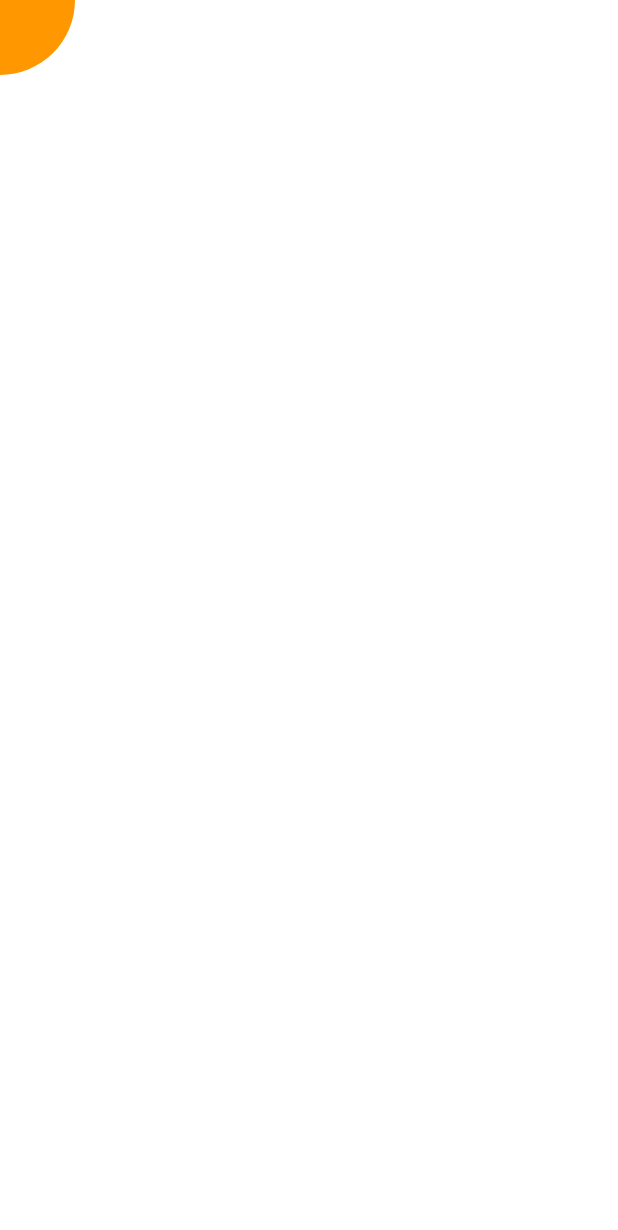
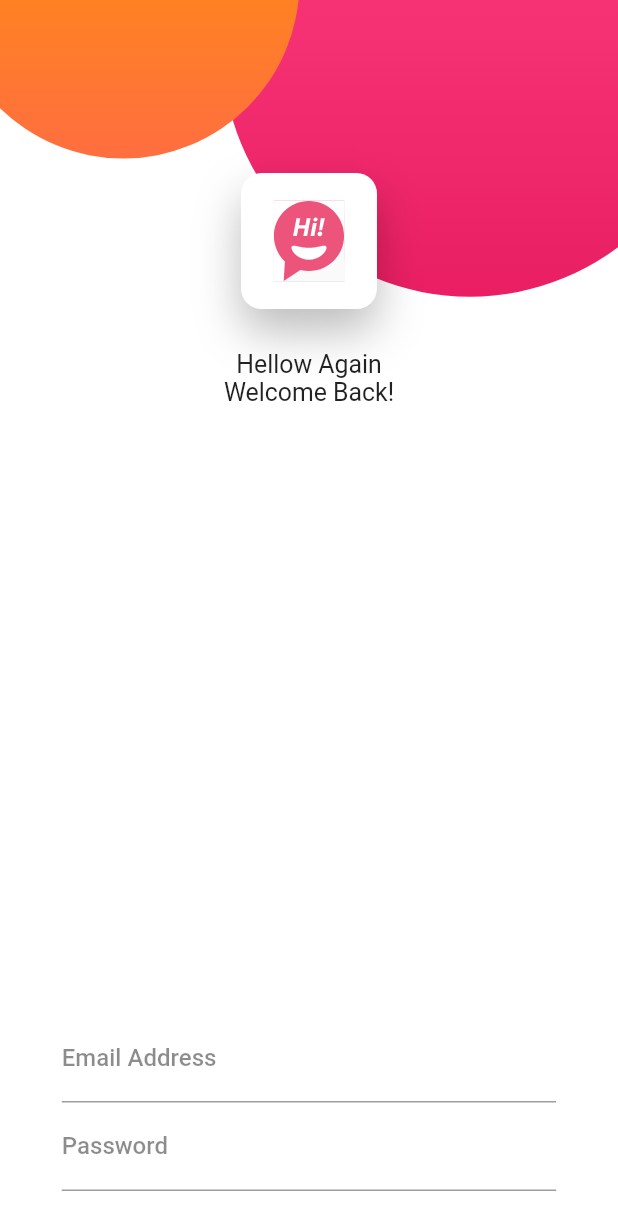
Before and after one commit to martynvalenz/flutter-api-rest, a Flutter app: the screen it shows after launch, on a phone screen of 412 x 824 dp. Shown: the top 1230 px of the screen. Run offline on Flutter 3.47's test engine with Material 2 defaults, Android fonts, the phone set to English and light mode, and no system bars; our stand-ins replace flutter_svg.

Commit message:
login form

```diff
--- a/lib/main.dart
+++ b/lib/main.dart
@@ -1,11 +1,17 @@
 import 'package:flutter/material.dart';
 import 'package:flutter_api_rest/pages/home_page.dart';
+import 'package:flutter/services.dart';
 
 void main() => runApp(MyApp());
 
 class MyApp extends StatelessWidget {
   @override
   Widget build(BuildContext context) {
+    SystemChrome.setPreferredOrientations([
+      DeviceOrientation.portraitUp,
+      DeviceOrientation.portraitDown
+    ]);
+
     return MaterialApp(
       debugShowCheckedModeBanner: false,
       title: 'Material App',
--- a/lib/pages/home_page.dart
+++ b/lib/pages/home_page.dart
@@ -1,5 +1,8 @@
 import 'package:flutter/material.dart';
+import 'package:flutter_api_rest/utils/responsive.dart';
 import 'package:flutter_api_rest/widgets/circle.dart';
+import 'package:flutter_api_rest/widgets/icon_container.dart';
+import 'package:flutter_api_rest/widgets/login_form.dart';
 
 class HomePage extends StatefulWidget {
   @override
@@ -9,22 +12,62 @@ class HomePage extends StatefulWidget {
 class _HomePageState extends State<HomePage> {
   @override
   Widget build(BuildContext context) {
+    final Responsive responsive = Responsive.of(context);
+    // final Size size = MediaQuery.of(context).size;
+    final double pinkSize = responsive.wp(80);
+    final double orangeSize = responsive.wp(57);
     return Scaffold(
-      body:Container(
+      body:GestureDetector(
+        onTap:(){
+          FocusScope.of(context).unfocus();
+        },
+        child: Container(
           width:double.infinity,
           height:double.infinity,
           color:Colors.white,
           child:Stack(
+            alignment: Alignment.center,
             children:[
               Positioned(
-              top:-50,
-              left:-50,
+                top:-pinkSize * 0.4,
+                right:-pinkSize * 0.2,
                 child: Circle(
-                size:100
+                  size:pinkSize,
+                  colors: [
+                    Colors.pinkAccent,
+                    Colors.pink
+                  ],
                 ),
+              ),
+              Positioned(
+                top:-orangeSize * 0.55,
+                left:-orangeSize * 0.15,
+                child: Circle(
+                  size:orangeSize,
+                  colors: [
+                    Colors.orange,
+                    Colors.deepOrangeAccent,
+                  ],
+                ),
+              ),
+              Positioned(
+                top:pinkSize * 0.35,
+                child: Column(
+                  children: [
+                    IconContainer(size:responsive.wp(22)),
+                    SizedBox(height: responsive.dp(3)),
+                    Text(
+                      "Hellow Again\nWelcome Back!",
+                      textAlign: TextAlign.center,
+                      style:TextStyle(fontSize:responsive.dp(1.8))
                     )
+                  ],
+                )
+              ),
+              LoginForm()
             ]
           )
+        ),
       )
     );
   }
--- /dev/null
+++ b/lib/utils/responsive.dart
@@ -0,0 +1,27 @@
+
+import 'package:flutter/material.dart';
+import 'dart:math' as math;
+
+class Responsive {
+  double _width, _height, _diagonal;
+
+  double get width => _width;
+  double get height => _height;
+  double get diagonal => _diagonal;
+
+  static Responsive of(BuildContext context) => Responsive(context);
+
+  Responsive(BuildContext context){
+    final Size size = MediaQuery.of(context).size;
+    this._width = size.width;
+    this._height = size.height;
+
+    // c2 = a2 + b2 => c = sqtr(a2 + b2)
+    this._diagonal = math.sqrt(math.pow(_width, 2) + math.pow(_height, 2));
+  }
+
+  // El valor con respecto a un porcentaje
+  double wp(double percent) => _width * percent / 100;
+  double hp(double percent) => _height * percent / 100;
+  double dp(double percent) => _diagonal * percent / 100;
+}
--- a/lib/widgets/circle.dart
+++ b/lib/widgets/circle.dart
@@ -2,17 +2,30 @@ import 'package:flutter/material.dart';
 
 class Circle extends StatelessWidget {
   final double size;
+  final List<Color> colors;
 
-  const Circle({Key key,@required this.size}) : assert(size != null && size > 0), super(key: key);
+  const Circle({
+    Key key,
+    @required this.size,
+    @required this.colors
+  })
+  : assert(size != null && size > 0),
+  assert(colors != null && colors.length >= 2),
+  super(key: key);
 
   @override
   Widget build(BuildContext context) {
     return Container(
-      width: size,
-      height: size,
+      width: this.size,
+      height: this.size,
       decoration: BoxDecoration(
-        color:Colors.orange,
-        shape:BoxShape.circle
+        // color:Colors.orange,
+        shape:BoxShape.circle,
+        gradient:LinearGradient(
+          colors:this.colors,
+          begin:Alignment.topCenter,
+          end:Alignment.bottomCenter
+        )
       ),
     );
   }
--- /dev/null
+++ b/lib/widgets/icon_container.dart
@@ -0,0 +1,34 @@
+import 'package:flutter/material.dart';
+import 'package:flutter_svg/flutter_svg.dart';
+
+class IconContainer extends StatelessWidget {
+  final double size;
+  const IconContainer({Key key, @required this.size}) : assert(size != null && size > 0), super(key: key);
+
+  @override
+  Widget build(BuildContext context) {
+    return Container(
+      width: this.size,
+      height: this.size,
+      decoration: BoxDecoration(
+        color:Colors.white,
+        borderRadius: BorderRadius.circular(this.size * 0.15),
+        boxShadow: [
+          BoxShadow(
+            color:Colors.black26,
+            blurRadius: 25,
+            offset: Offset(0,15)
+          ),
+        ]
+      ),
+      padding: EdgeInsets.all(this.size * 0.15),
+      child: Center(
+        child: SvgPicture.asset(
+          'assets/icon.svg',
+          width: this.size * 0.6,
+          height: this.size * 0.6
+        ),
+      ),
+    );
+  }
+}
--- /dev/null
+++ b/lib/widgets/input_text.dart
@@ -0,0 +1,31 @@
+import 'package:flutter/material.dart';
+
+class InputText extends StatelessWidget {
+
+  final String label;
+  final TextInputType keyboardType;
+  final bool obscureText;
+  const InputText({
+    Key key,
+    this.label = '',
+    this.keyboardType = TextInputType.text,
+    this.obscureText = false
+  })
+  : super(key: key);
+
+  @override
+  Widget build(BuildContext context) {
+
+    return TextFormField(
+      keyboardType: this.keyboardType,
+      obscureText:this.obscureText,
+      decoration: InputDecoration(
+        labelText:this.label,
+        labelStyle: TextStyle(
+          color:Colors.black45,
+          fontWeight: FontWeight.w500
+        )
+      ),
+    );
+  }
+}
--- /dev/null
+++ b/lib/widgets/login_form.dart
@@ -0,0 +1,32 @@
+import 'package:flutter/material.dart';
+import 'package:flutter_api_rest/utils/responsive.dart';
+import 'package:flutter_api_rest/widgets/input_text.dart';
+
+class LoginForm extends StatefulWidget {
+  @override
+  _LoginFormState createState() => _LoginFormState();
+}
+
+class _LoginFormState extends State<LoginForm> {
+  @override
+  Widget build(BuildContext context) {
+    final Responsive responsive = Responsive.of(context);
+    return Positioned(
+      bottom:30,
+      left:responsive.wp(10),
+      right:responsive.wp(10),
+      child: Column(
+        children: [
+          InputText(
+            label:'Email Address',
+            keyboardType:TextInputType.emailAddress
+          ),
+          InputText(
+            label:'Password',
+            obscureText:true
+          ),
+        ],
+      ),
+    );
+  }
+}
--- a/pubspec.yaml
+++ b/pubspec.yaml
@@ -28,6 +28,7 @@ dependencies:
   # The following adds the Cupertino Icons font to your application.
   # Use with the CupertinoIcons class for iOS style icons.
   cupertino_icons: ^1.0.0
+  flutter_svg: ^0.18.0
 
 dev_dependencies:
   flutter_test:
@@ -45,8 +46,8 @@ flutter:
   uses-material-design: true
 
   # To add assets to your application, add an assets section, like this:
-  # assets:
-  #   - images/a_dot_burr.jpeg
+  assets:
+    - assets/icon.svg
   #   - images/a_dot_ham.jpeg
 
   # An image asset can refer to one or more resolution-specific "variants", see
```
Also changed, not shown: assets/icon.svg (added), pubspec.lock. Lines whose indentation alone changed are shown as unchanged.
